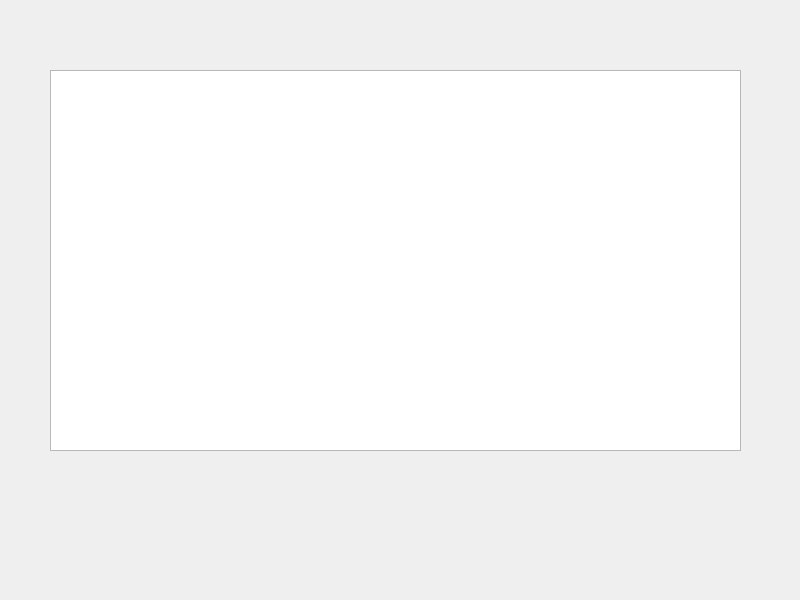
This is .venv/main.ui in issvishchev812/coffee as Qt 5 draws it before an edit. The edited form follows.
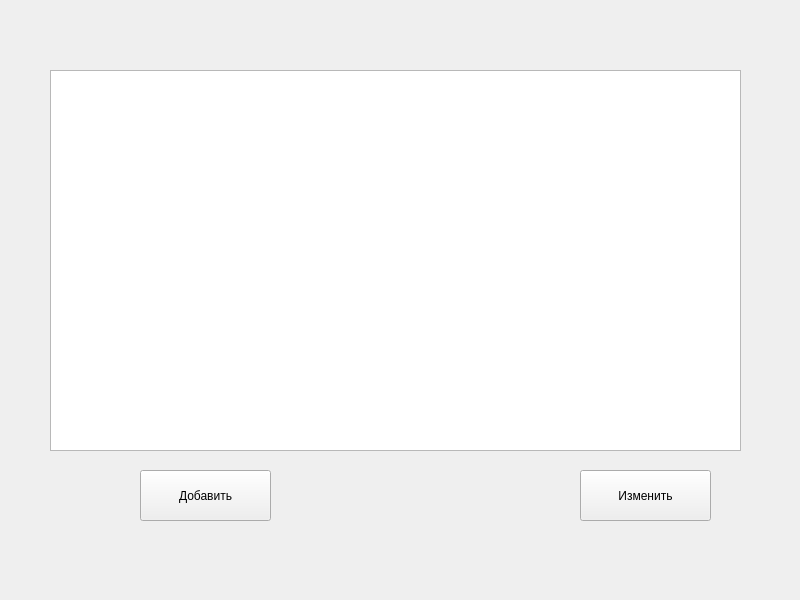
This is the edited form.

Patch:
```diff
--- a/.venv/main.ui
+++ b/.venv/main.ui
@@ -24,6 +24,45 @@
      </rect>
     </property>
    </widget>
+   <widget class="QPushButton" name="pushButtonAdd">
+    <property name="geometry">
+     <rect>
+      <x>140</x>
+      <y>470</y>
+      <width>131</width>
+      <height>51</height>
+     </rect>
+    </property>
+    <property name="text">
+     <string>Добавить</string>
+    </property>
+   </widget>
+   <widget class="QPushButton" name="pushButtonEdit">
+    <property name="geometry">
+     <rect>
+      <x>580</x>
+      <y>470</y>
+      <width>131</width>
+      <height>51</height>
+     </rect>
+    </property>
+    <property name="text">
+     <string>Изменить</string>
+    </property>
+   </widget>
+   <widget class="QLabel" name="label">
+    <property name="geometry">
+     <rect>
+      <x>220</x>
+      <y>30</y>
+      <width>431</width>
+      <height>20</height>
+     </rect>
+    </property>
+    <property name="text">
+     <string/>
+    </property>
+   </widget>
   </widget>
  </widget>
  <resources/>
```
